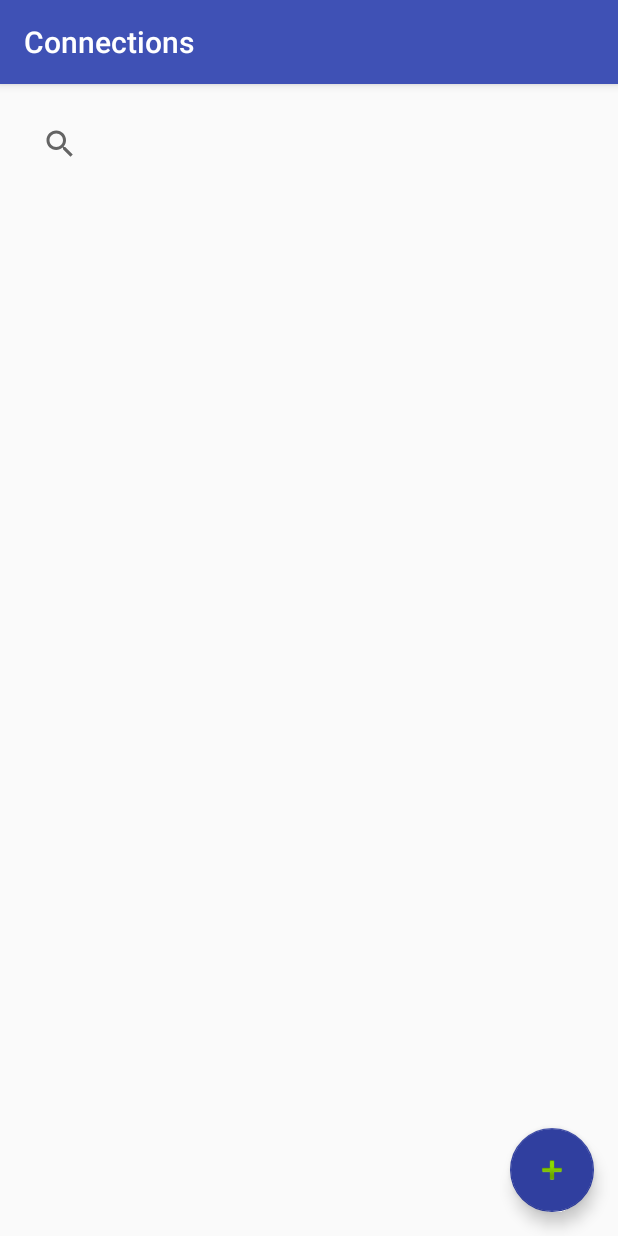
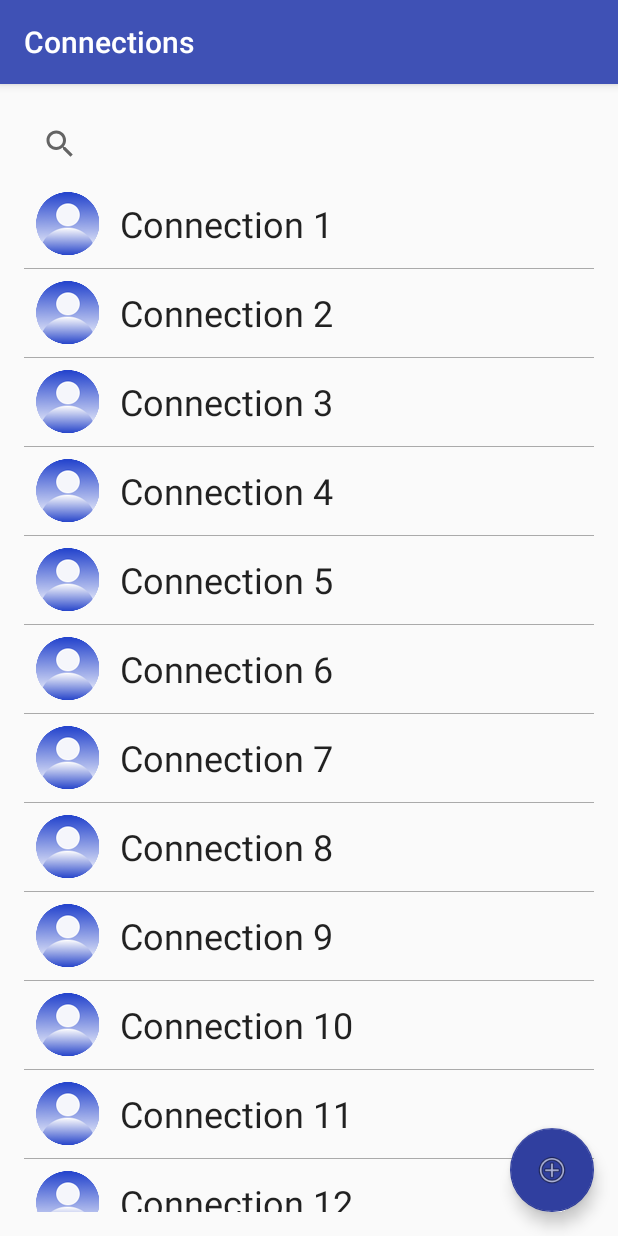
Before and after one commit to ajilal95/SendAll, an Android app: the screen it shows after launch (Connections), on a phone screen of 412 x 824 dp. Run offline under Robolectric (Android 15) with nearby library versions, the phone set to English and light mode, and no system bars.

Commit message:
Commit 24/04/17 1:26PM

```diff
--- a/app/src/main/java/com/aj/sendall/activity/Connections.java
+++ b/app/src/main/java/com/aj/sendall/activity/Connections.java
@@ -6,10 +6,18 @@ import android.support.design.widget.Snackbar;
 import android.support.v7.app.AppCompatActivity;
 import android.support.v7.widget.Toolbar;
 import android.view.View;
+import android.widget.AdapterView;
+import android.widget.ListView;
+import android.widget.SearchView;
 
 import com.aj.sendall.R;
+import com.aj.sendall.adapter.ConnectionListAdapter;
+import com.aj.sendall.utils.AppUtils;
 
 public class Connections extends AppCompatActivity {
+    private SearchView srchVwAllContacts;
+    private ListView lstVwConnections;
+    private FloatingActionButton fltBtnAddConnection;
 
     @Override
     protected void onCreate(Bundle savedInstanceState) {
@@ -18,8 +26,37 @@ public class Connections extends AppCompatActivity {
         Toolbar toolbar = (Toolbar) findViewById(R.id.titleBar);
         setSupportActionBar(toolbar);
 
-        FloatingActionButton fab = (FloatingActionButton) findViewById(R.id.createNewContact);
-        fab.setOnClickListener(new View.OnClickListener() {
+        findViews();
+        setListeners();
+        initViews();
+    }
+
+    private void findViews(){
+        srchVwAllContacts = (SearchView) findViewById(R.id.srch_vw_all_contacts);
+        lstVwConnections = (ListView) findViewById(R.id.lst_vw_all_contacts);
+        fltBtnAddConnection = (FloatingActionButton) findViewById(R.id.flt_btn_add_connection);
+    }
+
+    private void setListeners(){
+        srchVwAllContacts.setOnQueryTextListener(new SearchView.OnQueryTextListener() {
+            @Override
+            public boolean onQueryTextSubmit(String query) {
+                return false;
+            }
+
+            @Override
+            public boolean onQueryTextChange(String newText) {
+                return false;
+            }
+        });
+
+        lstVwConnections.setOnItemClickListener(new AdapterView.OnItemClickListener() {
+            @Override
+            public void onItemClick(AdapterView<?> parent, View view, int position, long id) {
+                Snackbar.make(view, "Clicked on an item", Snackbar.LENGTH_LONG).show();
+            }
+        });
+        fltBtnAddConnection.setOnClickListener(new View.OnClickListener() {
             @Override
             public void onClick(View view) {
                 Snackbar.make(view, "Replace with your own action", Snackbar.LENGTH_LONG)
@@ -28,4 +65,10 @@ public class Connections extends AppCompatActivity {
         });
     }
 
+    private void initViews(){
+        //Init lst_vw_all_contacts
+        ConnectionListAdapter adapter = new ConnectionListAdapter(AppUtils.getAllConnections(), this);
+        lstVwConnections.setAdapter(adapter);
+    }
+
 }
--- /dev/null
+++ b/app/src/main/java/com/aj/sendall/adapter/ConnectionListAdapter.java
@@ -0,0 +1,75 @@
+package com.aj.sendall.adapter;
+
+import android.content.Context;
+import android.view.LayoutInflater;
+import android.view.View;
+import android.view.ViewGroup;
+import android.widget.BaseAdapter;
+import android.widget.ImageView;
+import android.widget.TextView;
+
+import com.aj.sendall.R;
+import com.aj.sendall.dto.ConnectionViewData;
+
+import java.util.List;
+
+/**
+ * Created by ajilal on 24/4/17.
+ */
+
+public class ConnectionListAdapter extends BaseAdapter {
+    private List<ConnectionViewData> dataList;
+    private Context context;
+
+    public ConnectionListAdapter(List<ConnectionViewData> dataList, Context context){
+        this.dataList = dataList;
+        this.context = context;
+    }
+
+    @Override
+    public int getCount() {
+        if(dataList != null){
+            return dataList.size();
+        }
+        return 0;
+    }
+
+    @Override
+    public Object getItem(int position) {
+        if(dataList != null){
+            return dataList.get(position);
+        }
+        return null;
+    }
+
+    @Override
+    public long getItemId(int position) {
+        return Integer.valueOf(position).longValue();
+    }
+
+    @Override
+    public View getView(int position, View convertView, ViewGroup parent) {
+        ConnectionViewData profileData = null;
+        if(dataList != null){
+            profileData = dataList.get(position);
+        }
+        if(profileData != null){
+            if(convertView == null){
+                convertView = ((LayoutInflater)context
+                        .getSystemService(Context.LAYOUT_INFLATER_SERVICE))
+                        .inflate(R.layout.contact_list_item, parent, false);
+            }
+            if (profileData.profilePicBitmap != null) {
+                ImageView profilePic = (ImageView) convertView.findViewById(R.id.img_vw_profile_pic);
+                profilePic.setImageBitmap(profileData.profilePicBitmap);
+            }
+            if(profileData.profileName == null){
+                profileData.profileName = "";
+            }
+            TextView profileName = (TextView)convertView.findViewById(R.id.txt_vw_profile_name);
+            profileName.setText(profileData.profileName);
+            return convertView;
+        }
+        return null;
+    }
+}
--- /dev/null
+++ b/app/src/main/java/com/aj/sendall/dto/ConnectionViewData.java
@@ -0,0 +1,12 @@
+package com.aj.sendall.dto;
+
+import android.graphics.Bitmap;
+
+/**
+ * Created by ajilal on 24/4/17.
+ */
+
+public class ConnectionViewData {
+    public Bitmap profilePicBitmap;
+    public String profileName;
+}
--- /dev/null
+++ b/app/src/main/java/com/aj/sendall/utils/AppUtils.java
@@ -0,0 +1,24 @@
+package com.aj.sendall.utils;
+
+import com.aj.sendall.dto.ConnectionViewData;
+
+import java.util.ArrayList;
+import java.util.List;
+
+/**
+ * Created by ajilal on 24/4/17.
+ */
+
+public final class AppUtils {
+
+    public static List<ConnectionViewData> getAllConnections(){
+        //for testing
+        List<ConnectionViewData> connectionViewDataList = new ArrayList<>();
+        for(int i = 0; i < 20; i++){
+            ConnectionViewData data = new ConnectionViewData();
+            data.profileName = "Connection " + (i + 1);
+            connectionViewDataList.add(data);
+        }
+        return connectionViewDataList;
+    }
+}
--- a/app/src/main/res/layout/activity_connections.xml
+++ b/app/src/main/res/layout/activity_connections.xml
@@ -24,12 +24,12 @@
     <include layout="@layout/content_connections" />
 
     <android.support.design.widget.FloatingActionButton
-        android:id="@+id/createNewContact"
+        android:id="@+id/flt_btn_add_connection"
         android:layout_width="wrap_content"
         android:layout_height="wrap_content"
         android:layout_gravity="bottom|end"
         android:layout_margin="@dimen/fab_margin"
-        app:srcCompat="@android:drawable/ic_input_add"
+        app:srcCompat="@android:drawable/ic_menu_add"
         app:backgroundTint="@color/colorPrimaryDark"/>
 
 </android.support.design.widget.CoordinatorLayout>
--- a/app/src/main/res/layout/contact_list_item.xml
+++ b/app/src/main/res/layout/contact_list_item.xml
@@ -3,13 +3,14 @@
     xmlns:app="http://schemas.android.com/apk/res-auto"
     android:orientation="horizontal"
     android:layout_width="match_parent"
-    android:layout_height="wrap_content">
+    android:layout_height="wrap_content"
+    >
 
     <ImageView
         android:layout_width="wrap_content"
         android:layout_height="wrap_content"
         app:srcCompat="@mipmap/default_profile"
-        android:id="@+id/profile_pic"
+        android:id="@+id/img_vw_profile_pic"
         android:padding="5dp"
         />
 
@@ -17,6 +18,8 @@
         android:text="TextView"
         android:layout_width="match_parent"
         android:layout_height="match_parent"
-        android:id="@+id/contact_name"
-        android:layout_margin="5dp"/>
+        android:id="@+id/txt_vw_profile_name"
+        android:layout_margin="5dp"
+        android:gravity="left|center"
+        style="@style/Base.TextAppearance.AppCompat.Headline" />
 </LinearLayout>
--- a/app/src/main/res/layout/content_connections.xml
+++ b/app/src/main/res/layout/content_connections.xml
@@ -16,10 +16,13 @@
 
     <SearchView
         android:layout_width="match_parent"
-        android:layout_height="wrap_content" />
+        android:layout_height="wrap_content"
+        android:id="@+id/srch_vw_all_contacts" />
 
     <ListView
         android:layout_width="match_parent"
-        android:layout_height="fill_parent"
-        android:divider="@android:color/darker_gray" />
+        android:layout_height="wrap_content"
+        android:id="@+id/lst_vw_all_contacts"
+        android:divider="@android:color/darker_gray"
+        android:dividerHeight="0.5dp"/>
 </LinearLayout>
```
